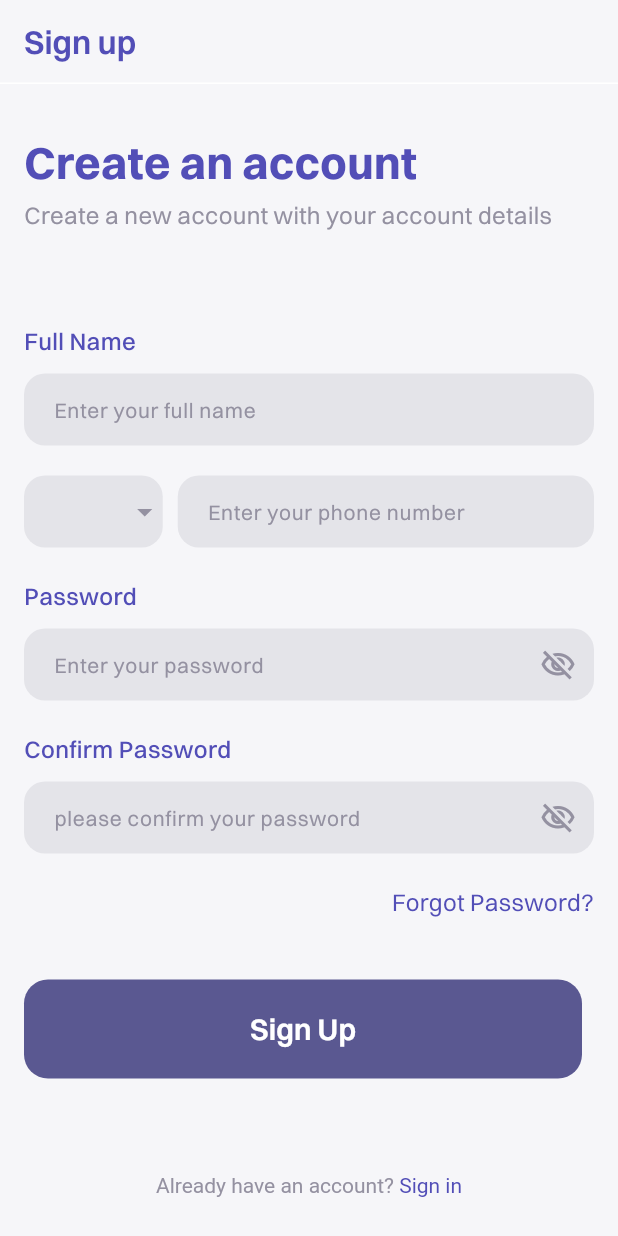
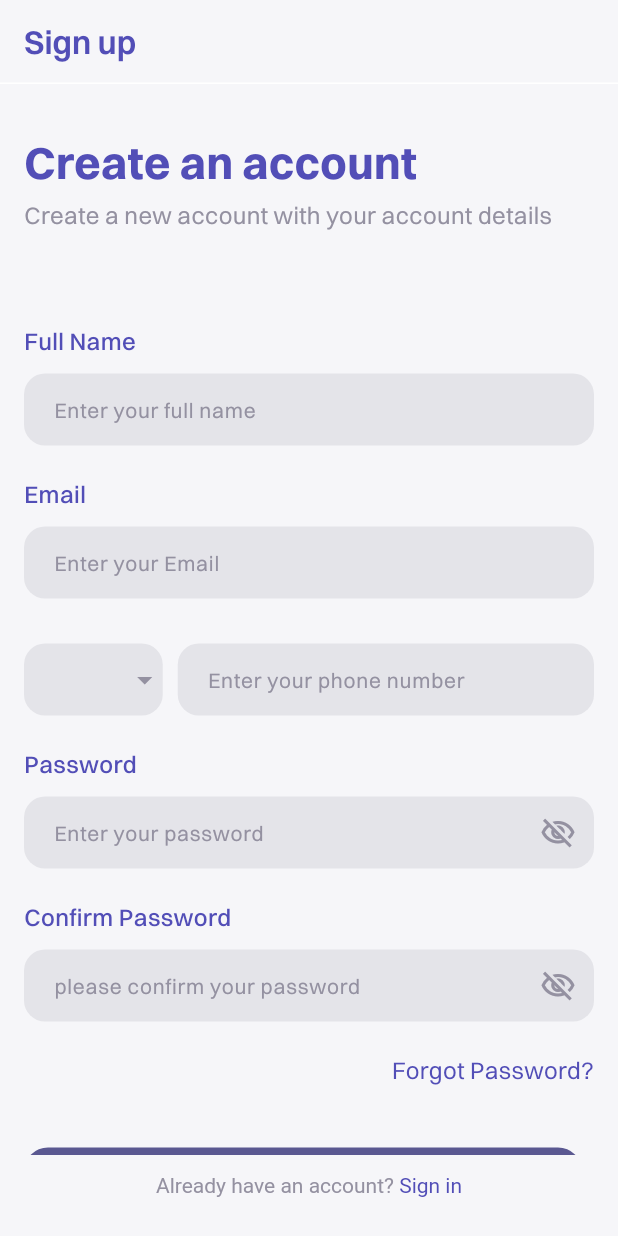
Before and after one commit to mahirAbdAlazimMokhtar/hero_market, a Flutter app: the RegisterScreen screen opened by its route, on a phone screen of 412 x 824 dp. Run offline on Flutter 3.47's test engine with Material 3 defaults, Android fonts, the phone set to English and light mode, and no system bars; our stand-ins replace bloc, country_picker, dartz, equatable, flutter_bloc, flutter_multi_formatter and 4 more; accounts and stored records are empty.

Commit message:
"Added new field for Email"

```diff
--- a/lib/src/auth/presentation/app/widgets/register_form.dart
+++ b/lib/src/auth/presentation/app/widgets/register_form.dart
@@ -81,6 +81,13 @@ class _RegistrationFormState extends State<RegistrationForm> {
             keyboardType: TextInputType.name,
           ),
           Gap(20),
+           VerticalLabelField(
+            label: 'Email',
+            controller: emailController,
+            hintText: 'Enter your Email',
+            keyboardType: TextInputType.emailAddress,
+          ),
+          Gap(30),
           ValueListenableBuilder(
             valueListenable: countryNotifier,
             builder: (context, country, __) {
@@ -181,7 +188,7 @@ class _RegistrationFormState extends State<RegistrationForm> {
                   ),
                 ),
                 validator: (value) {
-                  if (value != confirmPasswordController.text.trim()) {
+                  if (value != passwordController.text.trim()) {
                     return 'Password does not match';
                   }
                   return null;
```
